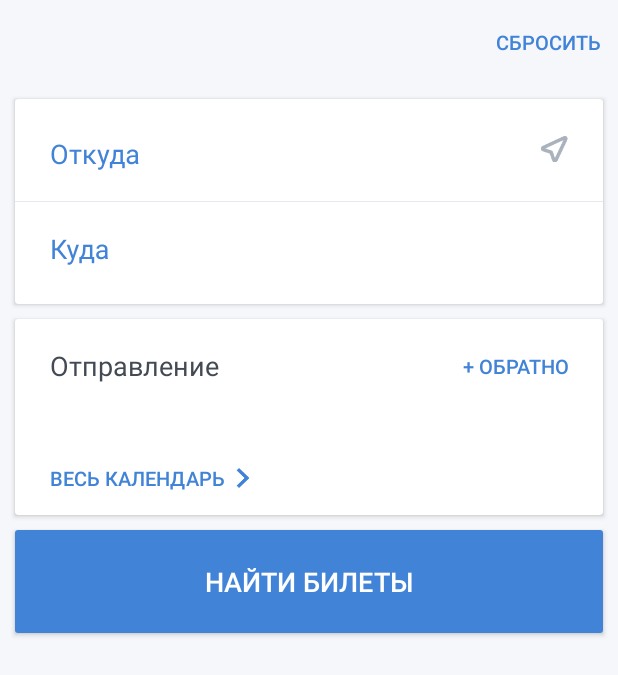
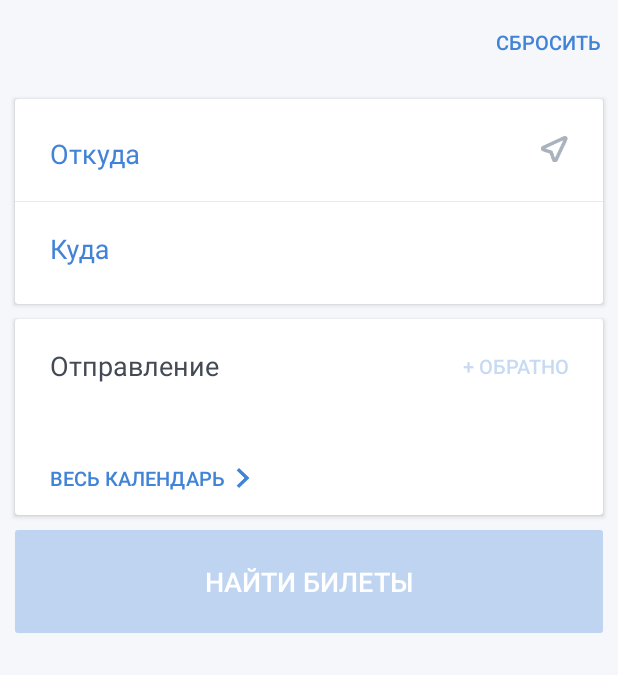
Before and after one commit to antonbr/uz_android, an Android app: the layout search_fragment.xml on its own in the app's theme, with its tools: preview values and no code run, on a phone screen of 412 x 824 dp. Shown: the top 675 px of the screen. Run offline under Robolectric (Android 15) with nearby library versions, the phone set to English and light mode, and no system bars.

Commit message:
Finish logic with selecting date in main page. Add logic for validating all fields

```diff
--- a/app/build.gradle
+++ b/app/build.gradle
@@ -8,7 +8,7 @@ android {
 
     defaultConfig {
         applicationId "com.uzapp"
-        minSdkVersion 19
+        minSdkVersion 16
         targetSdkVersion 23
         versionCode 1
         versionName "1.0"
--- a/app/src/main/AndroidManifest.xml
+++ b/app/src/main/AndroidManifest.xml
@@ -10,7 +10,7 @@
         android:label="@string/app_name"
         android:supportsRtl="true"
         android:theme="@style/AppTheme">
-        <activity android:name=".MainActivity">
+        <activity android:name=".MainActivity" android:screenOrientation="portrait">
             <intent-filter>
                 <action android:name="android.intent.action.MAIN"/>
 
--- a/app/src/main/java/com/uzapp/util/Constants.java
+++ b/app/src/main/java/com/uzapp/util/Constants.java
@@ -12,4 +12,5 @@ public class Constants {
     public static final int MINUTES_IN_HOUR = 60;
     public static final int SECONDS_IN_MINUTE = 60;
     public static final int MILLISECONDS_IN_SECOND = 1000;
+    public static final int DAYS_TO_SHOW_SMALL_CALENDAR = 5;
 }
--- /dev/null
+++ b/app/src/main/java/com/uzapp/view/search/DateItemView.java
@@ -0,0 +1,78 @@
+package com.uzapp.view.search;
+
+import android.content.Context;
+import android.graphics.Color;
+import android.util.AttributeSet;
+import android.view.LayoutInflater;
+import android.view.View;
+import android.view.ViewGroup;
+import android.widget.LinearLayout;
+import android.widget.RelativeLayout;
+import android.widget.TextView;
+
+import com.uzapp.R;
+
+import java.text.SimpleDateFormat;
+import java.util.Date;
+
+import butterknife.BindView;
+import butterknife.ButterKnife;
+
+/**
+ * Created by vika on 20.07.16.
+ */
+public class DateItemView extends RelativeLayout {
+    private SimpleDateFormat dayOfMonthFormatter = new SimpleDateFormat("dd");
+    private SimpleDateFormat dayOfWeekFormatter = new SimpleDateFormat("EE");
+
+    @BindView(R.id.dayOfMonth) TextView dayOfMonth;
+    @BindView(R.id.dayOfWeek) TextView dayOfWeek;
+    @BindView(R.id.dateView) LinearLayout dateView;
+    private int viewWidth;
+
+    public DateItemView(Context context) {
+        super(context);
+        init();
+    }
+
+    public DateItemView(Context context, AttributeSet attrs) {
+        super(context, attrs);
+        init();
+    }
+
+    public DateItemView(Context context, AttributeSet attrs, int defStyleAttr) {
+        super(context, attrs, defStyleAttr);
+        init();
+    }
+
+    public void init() {
+        LayoutInflater inflater = LayoutInflater.from(getContext());
+        View v = inflater.inflate(R.layout.date_list_item, this, true);
+        ButterKnife.bind(this);
+    }
+
+    public void bindDate(Date date) {
+        dayOfMonth.setText(dayOfMonthFormatter.format(date));
+        dayOfWeek.setText(dayOfWeekFormatter.format(date));
+    }
+
+    public void setBackgroundToday() {
+        dateView.setBackgroundResource(R.drawable.today_background);
+    }
+
+    public void setSelectedDayBackground() {
+        dateView.setBackgroundResource(R.drawable.selected_day_background);
+    }
+
+    public void clearBackground() {
+        dateView.setBackgroundColor(Color.TRANSPARENT);
+    }
+
+    public void setViewWidth(int viewWidth) {
+        this.viewWidth = viewWidth;
+        ViewGroup.LayoutParams layoutParams = getLayoutParams();
+        layoutParams.width = viewWidth;
+        setLayoutParams(layoutParams);
+        invalidate();
+    }
+}
--- a/app/src/main/java/com/uzapp/view/utils/SearchEditText.java
+++ b/app/src/main/java/com/uzapp/view/utils/SearchEditText.java
@@ -53,12 +53,12 @@ public class SearchEditText extends EditText {
         hideKeyboard();
     }
 
-    private void hideKeyboard() {
+    public void hideKeyboard() {
         InputMethodManager imm = (InputMethodManager) getContext().getSystemService(Context.INPUT_METHOD_SERVICE);
         imm.hideSoftInputFromWindow(getWindowToken(), 0);
     }
 
-    private void showKeyboard() {
+    public void showKeyboard() {
         InputMethodManager imm = (InputMethodManager) getContext().getSystemService(Context.INPUT_METHOD_SERVICE);
         imm.toggleSoftInput(InputMethodManager.SHOW_IMPLICIT, InputMethodManager.HIDE_IMPLICIT_ONLY);
     }
--- a/app/src/main/res/drawable/button_background_selector.xml
+++ b/app/src/main/res/drawable/button_background_selector.xml
@@ -1,8 +1,14 @@
 <?xml version="1.0" encoding="utf-8"?>
 <selector xmlns:android="http://schemas.android.com/apk/res/android">
-    <item android:state_checked="true">
+    <item android:state_checked="true" android:state_enabled="true">
         <shape android:shape="rectangle">
             <solid android:color="@color/accentColor"/>
+            <corners android:radius="3dp"/>
+        </shape>
+    </item>
+    <item android:state_checked="true" android:state_enabled="false">
+        <shape android:shape="rectangle">
+            <solid android:color="@color/disabledButtonColor"/>
             <corners android:radius="3dp"/>
         </shape>
     </item>
--- a/app/src/main/res/drawable/button_text_color_selector.xml
+++ b/app/src/main/res/drawable/button_text_color_selector.xml
@@ -1,5 +1,6 @@
 <?xml version="1.0" encoding="utf-8"?>
 <selector xmlns:android="http://schemas.android.com/apk/res/android">
     <item android:color="@android:color/white" android:state_checked="true"/>
-    <item android:color="@color/accentColor" android:state_checked="false"/>
+    <item android:color="@color/disabledButtonColor" android:state_checked="false" android:state_enabled="false"/>
+    <item android:color="@color/accentColor" android:state_checked="false" android:state_enabled="true"/>
 </selector>
--- a/app/src/main/res/layout/search_fragment.xml
+++ b/app/src/main/res/layout/search_fragment.xml
@@ -116,13 +116,14 @@
                 android:stateListAnimator="@null"
                 android:textColor="@drawable/button_text_color_selector"
                 android:textOff="@string/back"
-                android:textOn="@string/back"/>
+                android:textOn="@string/back"
+                android:enabled="false"/>
 
             <TextView
                 android:id="@+id/monthName"
+                style="@style/MonthNameStyle"
                 android:layout_alignLeft="@+id/searchDateTitle"
-                android:layout_below="@+id/backRouteToggle"
-                style="@style/MonthNameStyle"/>
+                android:layout_below="@+id/backRouteToggle"/>
 
             <android.support.v7.widget.RecyclerView
                 android:id="@+id/datePickerList"
@@ -132,7 +133,8 @@
                 android:layout_marginLeft="10dp"
                 android:layout_marginRight="10dp"
                 android:minHeight="0dp"
-                android:overScrollMode="never"/>
+                android:overScrollMode="never"
+                />
 
             <RelativeLayout
                 android:id="@+id/selectedDateLayout"
@@ -144,15 +146,14 @@
 
                 <TextView
                     android:id="@+id/firstMonthName"
+                    style="@style/MonthNameStyle"
                     android:layout_alignLeft="@+id/firstDate"
                     android:layout_alignRight="@+id/firstDate"
-                    android:text="Июнь"
-                    style="@style/MonthNameStyle"/>
+                    android:gravity="center_horizontal"
+                    android:text="Июнь"/>
 
-                <include
+                <com.uzapp.view.search.DateItemView
                     android:id="@+id/firstDate"
-                    layout="@layout/date_list_item"
-                    android:layout_marginTop="6dp"
                     android:layout_width="wrap_content"
                     android:layout_height="wrap_content"
                     android:layout_below="@+id/firstMonthName"/>
@@ -175,7 +176,6 @@
                         android:layout_height="wrap_content"
                         android:ellipsize="end"
                         android:singleLine="true"
-                        android:text="@string/in_n_days"
                         android:textAllCaps="true"
                         android:textColor="@color/textColorHint"
                         android:textSize="@dimen/text_size_small"/>
@@ -190,15 +190,14 @@
 
                 <TextView
                     android:id="@+id/secondMonthName"
+                    style="@style/MonthNameStyle"
                     android:layout_alignLeft="@+id/secondDate"
                     android:layout_alignRight="@+id/secondDate"
-                    android:text="Июнь"
-                    style="@style/MonthNameStyle"/>
+                    android:gravity="center_horizontal"
+                    android:text="Июнь"/>
 
-                <include
+                <com.uzapp.view.search.DateItemView
                     android:id="@+id/secondDate"
-                    layout="@layout/date_list_item"
-                    android:layout_marginTop="6dp"
                     android:layout_width="wrap_content"
                     android:layout_height="wrap_content"
                     android:layout_below="@+id/secondMonthName"
@@ -208,15 +207,19 @@
                     android:id="@+id/resetDateBtn"
                     android:layout_width="wrap_content"
                     android:layout_height="wrap_content"
+                    android:layout_alignBottom="@+id/secondDate"
                     android:layout_alignParentRight="true"
-                    android:layout_centerVertical="true"
                     android:background="?attr/selectableItemBackground"
                     android:drawablePadding="8dp"
                     android:drawableTop="@drawable/date_close"
                     android:minWidth="0dp"
-                    android:padding="18dp"
+                    android:paddingBottom="9dp"
+                    android:paddingLeft="18dp"
+                    android:paddingRight="18dp"
+                    android:paddingTop="9dp"
                     android:stateListAnimator="@null"
                     android:text="@string/cancel"
+                    android:textAllCaps="true"
                     android:textColor="@color/textColorHint"
                     android:textSize="@dimen/text_size_small"/>
             </RelativeLayout>
@@ -235,8 +238,7 @@
                 android:drawableRight="@drawable/next"
                 android:stateListAnimator="@null"
                 android:text="@string/see_full_calendar"
-                android:textColor="@color/accentColor"
-                />
+                android:textColor="@color/accentColor"/>
         </RelativeLayout>
     </android.support.v7.widget.CardView>
 
@@ -250,6 +252,7 @@
         android:paddingBottom="22dp"
         android:paddingTop="22dp"
         android:text="@string/find_tickets"
+        android:enabled="false"
         android:textColor="@android:color/white"
         android:textSize="@dimen/text_size"/>
 </LinearLayout>
--- a/app/src/main/res/layout/station_search_fragment.xml
+++ b/app/src/main/res/layout/station_search_fragment.xml
@@ -21,6 +21,7 @@
             android:hint="@string/select_station_hint"
             android:padding="@dimen/big_padding"
             android:singleLine="true"
+            android:inputType="textNoSuggestions"
             android:textColor="@color/textColor"
             android:textColorHint="@color/textColorHint"
             android:textSize="@dimen/text_size">
@@ -59,6 +60,7 @@
     <android.support.v7.widget.RecyclerView
         android:id="@+id/stationsList"
         app:stackFromEnd="true"
+        android:overScrollMode="never"
         android:layout_width="match_parent"
         android:layout_height="match_parent"/>
 </LinearLayout>
--- a/app/src/main/res/layout/toolbar_picker_page.xml
+++ b/app/src/main/res/layout/toolbar_picker_page.xml
@@ -15,10 +15,9 @@
 
         <ImageButton
             android:id="@+id/closeBtn"
-            android:layout_width="wrap_content"
+            android:layout_width="?attr/actionBarSize"
             android:layout_height="match_parent"
             android:layout_centerVertical="true"
-            android:adjustViewBounds="true"
             android:background="?attr/selectableItemBackground"
             android:src="@drawable/close"/>
 
```
Also changed, not shown: app/src/main/java/com/uzapp/view/search/DatePickerAdapter.java (+17 -27 lines), app/src/main/java/com/uzapp/view/search/SearchFragment.java (+71 -26 lines), app/src/main/java/com/uzapp/view/search/station/StationSearchFragment.java (+12 -5 lines), app/src/main/res/layout/date_list_item.xml (+10 -2 lines), app/src/main/res/values/strings.xml (+8 -1 lines).
